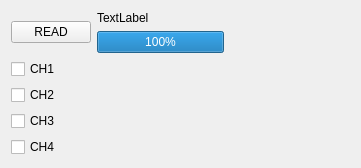
Old version of the form plugins/GPIBGeneralDevice/OsciloscopeControlPane.ui in the repository EvgeniyMilman/polp.
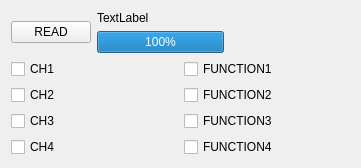
New version of the form.

The edit to the form file:
```diff
--- a/plugins/GPIBGeneralDevice/OsciloscopeControlPane.ui
+++ b/plugins/GPIBGeneralDevice/OsciloscopeControlPane.ui
@@ -13,7 +13,7 @@
   <property name="windowTitle">
    <string>Form</string>
   </property>
-  <layout class="QVBoxLayout" name="verticalLayout_3">
+  <layout class="QVBoxLayout" name="verticalLayout_4">
    <item>
     <layout class="QHBoxLayout" name="horizontalLayout">
      <item>
@@ -57,6 +57,8 @@
     </layout>
    </item>
    <item>
+    <layout class="QHBoxLayout" name="horizontalLayout_2">
+     <item>
     <layout class="QVBoxLayout" name="verticalLayout_2">
      <item>
       <widget class="QCheckBox" name="checkBox">
@@ -85,6 +87,40 @@
         <string>CH4</string>
        </property>
       </widget>
+       </item>
+      </layout>
+     </item>
+     <item>
+      <layout class="QVBoxLayout" name="verticalLayout_3">
+       <item>
+        <widget class="QCheckBox" name="func1checkBox">
+         <property name="text">
+          <string>FUNCTION1</string>
+         </property>
+        </widget>
+       </item>
+       <item>
+        <widget class="QCheckBox" name="func2checkBox">
+         <property name="text">
+          <string>FUNCTION2</string>
+         </property>
+        </widget>
+       </item>
+       <item>
+        <widget class="QCheckBox" name="func4checkBox">
+         <property name="text">
+          <string>FUNCTION3</string>
+         </property>
+        </widget>
+       </item>
+       <item>
+        <widget class="QCheckBox" name="func3checkBox">
+         <property name="text">
+          <string>FUNCTION4</string>
+         </property>
+        </widget>
+       </item>
+      </layout>
      </item>
     </layout>
    </item>
```
Lines whose indentation alone changed are shown as unchanged.
